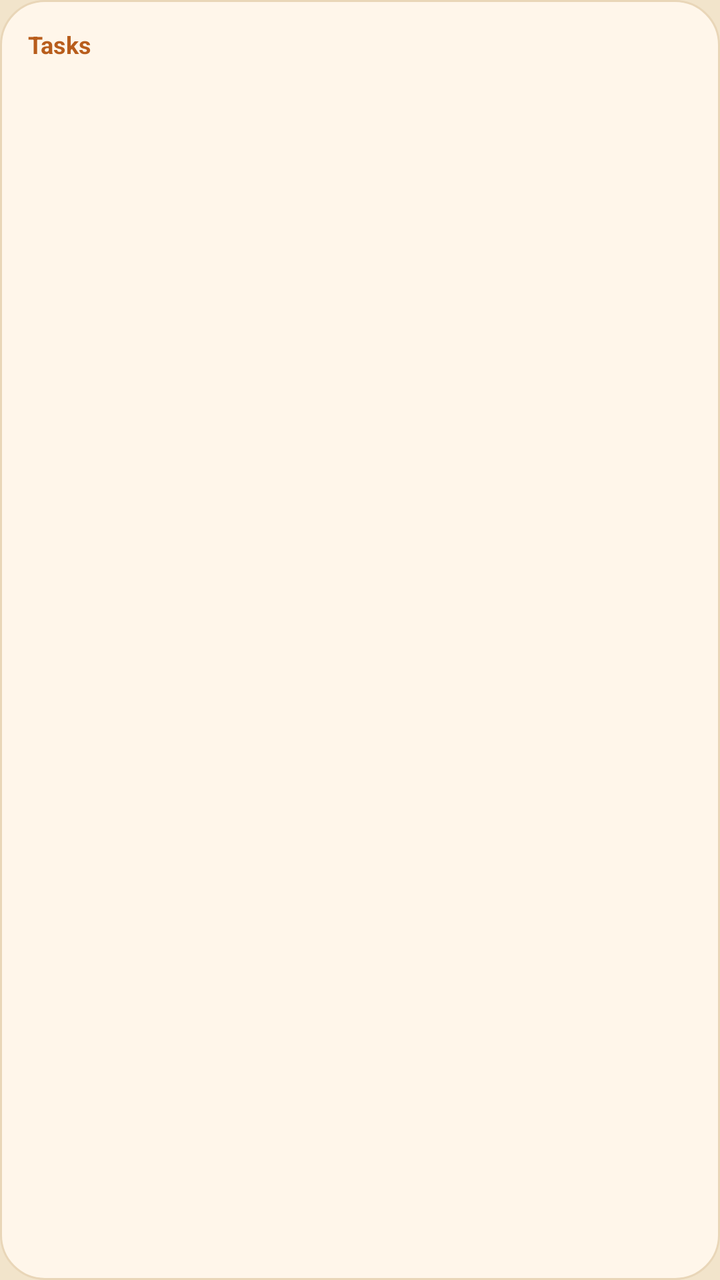
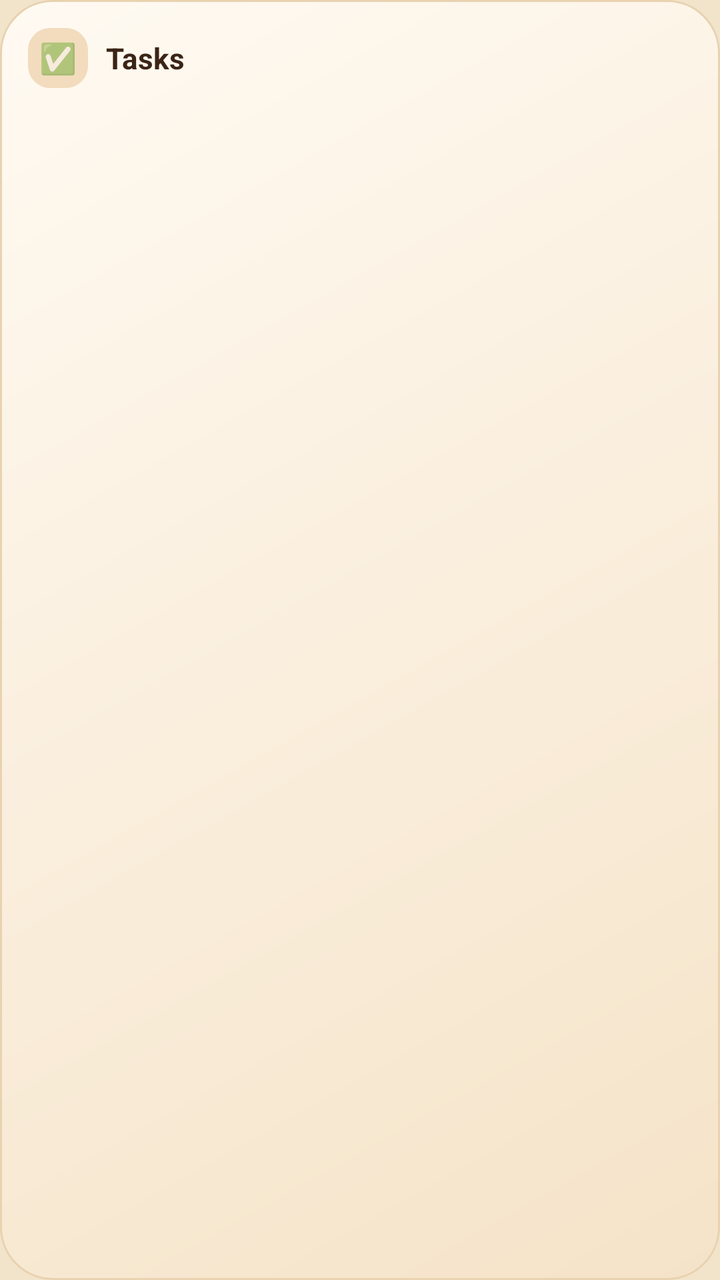

Two renders of the same Android screen: before a commit and after it. Below are the layout's source before the change and the commit's diff.
<!-- AndroidManifest.xml: application theme AppTheme -->
<!-- res/layout/widget_tasks.xml -->
<?xml version="1.0" encoding="utf-8"?>
<LinearLayout xmlns:android="http://schemas.android.com/apk/res/android" android:id="@+id/w_root" android:layout_width="match_parent" android:layout_height="match_parent"
    android:orientation="vertical" android:background="@drawable/widget_bg" android:padding="14dp">
    <LinearLayout android:layout_width="match_parent" android:layout_height="wrap_content" android:orientation="horizontal" android:gravity="center_vertical">
        <TextView android:id="@+id/w_label" android:layout_width="0dp" android:layout_weight="1" android:layout_height="wrap_content"
            android:text="Tasks" android:textColor="@color/widget_accent" android:textSize="12sp" android:textStyle="bold" android:maxLines="1" android:ellipsize="end" />
        <TextView android:id="@+id/w_badge" android:layout_width="wrap_content" android:layout_height="wrap_content" android:background="@drawable/widget_chip"
            android:paddingLeft="8dp" android:paddingRight="8dp" android:paddingTop="2dp" android:paddingBottom="2dp"
            android:textColor="@color/widget_ink" android:textSize="11sp" android:textStyle="bold" android:visibility="gone" />
    </LinearLayout>
    <LinearLayout android:id="@+id/w_r1" android:layout_width="match_parent" android:layout_height="wrap_content" android:orientation="horizontal" android:layout_marginTop="5dp" android:visibility="gone">
        <TextView android:id="@+id/w_a1" android:layout_width="0dp" android:layout_weight="1" android:layout_height="wrap_content"
            android:textColor="@color/widget_ink" android:textSize="13.5sp" android:maxLines="1" android:ellipsize="end" />
        <TextView android:id="@+id/w_b1" android:layout_width="wrap_content" android:layout_height="wrap_content" android:layout_marginLeft="8dp"
            android:textColor="@color/widget_muted" android:textSize="12sp" android:maxLines="1" />
    </LinearLayout>
    <LinearLayout android:id="@+id/w_r2" android:layout_width="match_parent" android:layout_height="wrap_content" android:orientation="horizontal" android:layout_marginTop="5dp" android:visibility="gone">
        <TextView android:id="@+id/w_a2" android:layout_width="0dp" android:layout_weight="1" android:layout_height="wrap_content"
            android:textColor="@color/widget_ink" android:textSize="13.5sp" android:maxLines="1" android:ellipsize="end" />
        <TextView android:id="@+id/w_b2" android:layout_width="wrap_content" android:layout_height="wrap_content" android:layout_marginLeft="8dp"
            android:textColor="@color/widget_muted" android:textSize="12sp" android:maxLines="1" />
    </LinearLayout>
    <LinearLayout android:id="@+id/w_r3" android:layout_width="match_parent" android:layout_height="wrap_content" android:orientation="horizontal" android:layout_marginTop="5dp" android:visibility="gone">
        <TextView android:id="@+id/w_a3" android:layout_width="0dp" android:layout_weight="1" android:layout_height="wrap_content"
            android:textColor="@color/widget_ink" android:textSize="13.5sp" android:maxLines="1" android:ellipsize="end" />
        <TextView android:id="@+id/w_b3" android:layout_width="wrap_content" android:layout_height="wrap_content" android:layout_marginLeft="8dp"
            android:textColor="@color/widget_muted" android:textSize="12sp" android:maxLines="1" />
    </LinearLayout>
    <LinearLayout android:id="@+id/w_r4" android:layout_width="match_parent" android:layout_height="wrap_content" android:orientation="horizontal" android:layout_marginTop="5dp" android:visibility="gone">
        <TextView android:id="@+id/w_a4" android:layout_width="0dp" android:layout_weight="1" android:layout_height="wrap_content"
            android:textColor="@color/widget_ink" android:textSize="13.5sp" android:maxLines="1" android:ellipsize="end" />
        <TextView android:id="@+id/w_b4" android:layout_width="wrap_content" android:layout_height="wrap_content" android:layout_marginLeft="8dp"
            android:textColor="@color/widget_muted" android:textSize="12sp" android:maxLines="1" />
    </LinearLayout>
    <LinearLayout android:id="@+id/w_r5" android:layout_width="match_parent" android:layout_height="wrap_content" android:orientation="horizontal" android:layout_marginTop="5dp" android:visibility="gone">
        <TextView android:id="@+id/w_a5" android:layout_width="0dp" android:layout_weight="1" android:layout_height="wrap_content"
            android:textColor="@color/widget_ink" android:textSize="13.5sp" android:maxLines="1" android:ellipsize="end" />
        <TextView android:id="@+id/w_b5" android:layout_width="wrap_content" android:layout_height="wrap_content" android:layout_marginLeft="8dp"
            android:textColor="@color/widget_muted" android:textSize="12sp" android:maxLines="1" />
    </LinearLayout>
    <TextView android:id="@+id/w_empty" android:layout_width="match_parent" android:layout_height="wrap_content" android:layout_marginTop="8dp"
        android:textColor="@color/widget_muted" android:textSize="13sp" android:visibility="gone" />
</LinearLayout>
<!-- resources referenced by this layout -->
<resources>
  <color name="widget_accent">#B85D1C</color>
  <color name="widget_ink">#3B2416</color>
  <color name="widget_muted">#8A6A52</color>
  <!-- drawable widget_bg (drawable) -->
  <?xml version="1.0" encoding="utf-8"?>
  <shape xmlns:android="http://schemas.android.com/apk/res/android" android:shape="rectangle">
      <solid android:color="@color/widget_bg" />
      <corners android:radius="22dp" />
      <stroke android:width="1dp" android:color="@color/widget_line" />
  </shape>
  <!-- drawable widget_chip (drawable) -->
  <?xml version="1.0" encoding="utf-8"?>
  <shape xmlns:android="http://schemas.android.com/apk/res/android" android:shape="rectangle">
      <solid android:color="@color/widget_chip" />
      <corners android:radius="999dp" />
  </shape>
  <style name="AppTheme" parent="Theme.AppCompat.DayNight.NoActionBar">
          <item name="colorPrimary">@color/colorPrimary</item>
          <item name="colorPrimaryDark">@color/colorPrimaryDark</item>
          <item name="colorAccent">@color/colorAccent</item>
          <item name="android:windowBackground">@color/page</item>
      </style>
  <color name="widget_bg">#FFF6EA</color>
  <color name="widget_line">#E9D6B8</color>
  <color name="widget_chip">#F6E3C8</color>
  <color name="colorPrimary">#7C3D1B</color>
  <color name="colorPrimaryDark">#7C3D1B</color>
  <color name="colorAccent">#6A3DE8</color>
  <color name="page">#F2E4CB</color>
</resources>

<!-- the commit's change to res/layout/widget_tasks.xml (unified diff, before → after) -->
@@ -2,42 +2,47 @@
 <LinearLayout xmlns:android="http://schemas.android.com/apk/res/android" android:id="@+id/w_root" android:layout_width="match_parent" android:layout_height="match_parent"
     android:orientation="vertical" android:background="@drawable/widget_bg" android:padding="14dp">
     <LinearLayout android:layout_width="match_parent" android:layout_height="wrap_content" android:orientation="horizontal" android:gravity="center_vertical">
-        <TextView android:id="@+id/w_label" android:layout_width="0dp" android:layout_weight="1" android:layout_height="wrap_content"
-            android:text="Tasks" android:textColor="@color/widget_accent" android:textSize="12sp" android:textStyle="bold" android:maxLines="1" android:ellipsize="end" />
-        <TextView android:id="@+id/w_badge" android:layout_width="wrap_content" android:layout_height="wrap_content" android:background="@drawable/widget_chip"
-            android:paddingLeft="8dp" android:paddingRight="8dp" android:paddingTop="2dp" android:paddingBottom="2dp"
-            android:textColor="@color/widget_ink" android:textSize="11sp" android:textStyle="bold" android:visibility="gone" />
+        <TextView android:id="@+id/w_icon" android:layout_width="30dp" android:layout_height="30dp" android:background="@drawable/widget_tile"
+            android:gravity="center" android:text="✅" android:textSize="15sp" />
+        <TextView android:id="@+id/w_label" android:layout_width="0dp" android:layout_weight="1" android:layout_height="wrap_content" android:layout_marginStart="9dp"
+            android:text="Tasks" android:textColor="@color/widget_ink" android:textSize="14.5sp" android:textStyle="bold" android:maxLines="1" android:ellipsize="end" />
+        <TextView android:id="@+id/w_chip2" android:layout_width="wrap_content" android:layout_height="wrap_content" android:layout_marginStart="6dp"
+            android:background="@drawable/chip_neutral" android:paddingLeft="9dp" android:paddingRight="9dp" android:paddingTop="3dp" android:paddingBottom="3dp"
+            android:textColor="#8A6A52" android:textSize="11sp" android:textStyle="bold" android:maxLines="1" android:visibility="gone" />
+        <TextView android:id="@+id/w_chip" android:layout_width="wrap_content" android:layout_height="wrap_content" android:layout_marginStart="6dp"
+            android:background="@drawable/chip_neutral" android:paddingLeft="9dp" android:paddingRight="9dp" android:paddingTop="3dp" android:paddingBottom="3dp"
+            android:textColor="#8A6A52" android:textSize="11sp" android:textStyle="bold" android:maxLines="1" android:visibility="gone" />
     </LinearLayout>
-    <LinearLayout android:id="@+id/w_r1" android:layout_width="match_parent" android:layout_height="wrap_content" android:orientation="horizontal" android:layout_marginTop="5dp" android:visibility="gone">
-        <TextView android:id="@+id/w_a1" android:layout_width="0dp" android:layout_weight="1" android:layout_height="wrap_content"
-            android:textColor="@color/widget_ink" android:textSize="13.5sp" android:maxLines="1" android:ellipsize="end" />
-        <TextView android:id="@+id/w_b1" android:layout_width="wrap_content" android:layout_height="wrap_content" android:layout_marginLeft="8dp"
-            android:textColor="@color/widget_muted" android:textSize="12sp" android:maxLines="1" />
+    <TextView android:layout_width="match_parent" android:layout_height="2dp" />
+    <LinearLayout android:id="@+id/w_r1" android:layout_width="match_parent" android:layout_height="wrap_content" android:orientation="horizontal" android:gravity="center_vertical" android:layout_marginTop="7dp" android:visibility="gone">
+        <ImageView android:id="@+id/w_k1" android:layout_width="3dp" android:layout_height="24dp" android:src="@drawable/bar_neutral" android:scaleType="fitXY" android:importantForAccessibility="no" />
+        <TextView android:id="@+id/w_e1" android:layout_width="wrap_content" android:layout_height="wrap_content" android:layout_marginStart="9dp" android:textSize="14sp" />
+        <TextView android:id="@+id/w_a1" android:layout_width="0dp" android:layout_weight="1" android:layout_height="wrap_content" android:layout_marginStart="7dp" android:textColor="@color/widget_ink" android:textSize="13.5sp" android:maxLines="1" android:ellipsize="end" />
+        <TextView android:id="@+id/w_b1" android:layout_width="wrap_content" android:layout_height="wrap_content" android:layout_marginStart="8dp" android:textColor="@color/widget_muted" android:textSize="11.5sp" android:textStyle="bold" android:maxLines="1" />
     </LinearLayout>
-    <LinearLayout android:id="@+id/w_r2" android:layout_width="match_parent" android:layout_height="wrap_content" android:orientation="horizontal" android:layout_marginTop="5dp" android:visibility="gone">
-        <TextView android:id="@+id/w_a2" android:layout_width="0dp" android:layout_weight="1" android:layout_height="wrap_content"
-            android:textColor="@color/widget_ink" android:textSize="13.5sp" android:maxLines="1" android:ellipsize="end" />
-        <TextView android:id="@+id/w_b2" android:layout_width="wrap_content" android:layout_height="wrap_content" android:layout_marginLeft="8dp"
-            android:textColor="@color/widget_muted" android:textSize="12sp" android:maxLines="1" />
+    <LinearLayout android:id="@+id/w_r2" android:layout_width="match_parent" android:layout_height="wrap_content" android:orientation="horizontal" android:gravity="center_vertical" android:layout_marginTop="7dp" android:visibility="gone">
+        <ImageView android:id="@+id/w_k2" android:layout_width="3dp" android:layout_height="24dp" android:src="@drawable/bar_neutral" android:scaleType="fitXY" android:importantForAccessibility="no" />
+        <TextView android:id="@+id/w_e2" android:layout_width="wrap_content" android:layout_height="wrap_content" android:layout_marginStart="9dp" android:textSize="14sp" />
+        <TextView android:id="@+id/w_a2" android:layout_width="0dp" android:layout_weight="1" android:layout_height="wrap_content" android:layout_marginStart="7dp" android:textColor="@color/widget_ink" android:textSize="13.5sp" android:maxLines="1" android:ellipsize="end" />
+        <TextView android:id="@+id/w_b2" android:layout_width="wrap_content" android:layout_height="wrap_content" android:layout_marginStart="8dp" android:textColor="@color/widget_muted" android:textSize="11.5sp" android:textStyle="bold" android:maxLines="1" />
     </LinearLayout>
-    <LinearLayout android:id="@+id/w_r3" android:layout_width="match_parent" android:layout_height="wrap_content" android:orientation="horizontal" android:layout_marginTop="5dp" android:visibility="gone">
-        <TextView android:id="@+id/w_a3" android:layout_width="0dp" android:layout_weight="1" android:layout_height="wrap_content"
-            android:textColor="@color/widget_ink" android:textSize="13.5sp" android:maxLines="1" android:ellipsize="end" />
-        <TextView android:id="@+id/w_b3" android:layout_width="wrap_content" android:layout_height="wrap_content" android:layout_marginLeft="8dp"
-            android:textColor="@color/widget_muted" android:textSize="12sp" android:maxLines="1" />
+    <LinearLayout android:id="@+id/w_r3" android:layout_width="match_parent" android:layout_height="wrap_content" android:orientation="horizontal" android:gravity="center_vertical" android:layout_marginTop="7dp" android:visibility="gone">
+        <ImageView android:id="@+id/w_k3" android:layout_width="3dp" android:layout_height="24dp" android:src="@drawable/bar_neutral" android:scaleType="fitXY" android:importantForAccessibility="no" />
+        <TextView android:id="@+id/w_e3" android:layout_width="wrap_content" android:layout_height="wrap_content" android:layout_marginStart="9dp" android:textSize="14sp" />
+        <TextView android:id="@+id/w_a3" android:layout_width="0dp" android:layout_weight="1" android:layout_height="wrap_content" android:layout_marginStart="7dp" android:textColor="@color/widget_ink" android:textSize="13.5sp" android:maxLines="1" android:ellipsize="end" />
+        <TextView android:id="@+id/w_b3" android:layout_width="wrap_content" android:layout_height="wrap_content" android:layout_marginStart="8dp" android:textColor="@color/widget_muted" android:textSize="11.5sp" android:textStyle="bold" android:maxLines="1" />
     </LinearLayout>
-    <LinearLayout android:id="@+id/w_r4" android:layout_width="match_parent" android:layout_height="wrap_content" android:orientation="horizontal" android:layout_marginTop="5dp" android:visibility="gone">
-        <TextView android:id="@+id/w_a4" android:layout_width="0dp" android:layout_weight="1" android:layout_height="wrap_content"
-            android:textColor="@color/widget_ink" android:textSize="13.5sp" android:maxLines="1" android:ellipsize="end" />
-        <TextView android:id="@+id/w_b4" android:layout_width="wrap_content" android:layout_height="wrap_content" android:layout_marginLeft="8dp"
-            android:textColor="@color/widget_muted" android:textSize="12sp" android:maxLines="1" />
+    <LinearLayout android:id="@+id/w_r4" android:layout_width="match_parent" android:layout_height="wrap_content" android:orientation="horizontal" android:gravity="center_vertical" android:layout_marginTop="7dp" android:visibility="gone">
+        <ImageView android:id="@+id/w_k4" android:layout_width="3dp" android:layout_height="24dp" android:src="@drawable/bar_neutral" android:scaleType="fitXY" android:importantForAccessibility="no" />
+        <TextView android:id="@+id/w_e4" android:layout_width="wrap_content" android:layout_height="wrap_content" android:layout_marginStart="9dp" android:textSize="14sp" />
+        <TextView android:id="@+id/w_a4" android:layout_width="0dp" android:layout_weight="1" android:layout_height="wrap_content" android:layout_marginStart="7dp" android:textColor="@color/widget_ink" android:textSize="13.5sp" android:maxLines="1" android:ellipsize="end" />
+        <TextView android:id="@+id/w_b4" android:layout_width="wrap_content" android:layout_height="wrap_content" android:layout_marginStart="8dp" android:textColor="@color/widget_muted" android:textSize="11.5sp" android:textStyle="bold" android:maxLines="1" />
     </LinearLayout>
-    <LinearLayout android:id="@+id/w_r5" android:layout_width="match_parent" android:layout_height="wrap_content" android:orientation="horizontal" android:layout_marginTop="5dp" android:visibility="gone">
-        <TextView android:id="@+id/w_a5" android:layout_width="0dp" android:layout_weight="1" android:layout_height="wrap_content"
-            android:textColor="@color/widget_ink" android:textSize="13.5sp" android:maxLines="1" android:ellipsize="end" />
-        <TextView android:id="@+id/w_b5" android:layout_width="wrap_content" android:layout_height="wrap_content" android:layout_marginLeft="8dp"
-            android:textColor="@color/widget_muted" android:textSize="12sp" android:maxLines="1" />
+    <LinearLayout android:id="@+id/w_r5" android:layout_width="match_parent" android:layout_height="wrap_content" android:orientation="horizontal" android:gravity="center_vertical" android:layout_marginTop="7dp" android:visibility="gone">
+        <ImageView android:id="@+id/w_k5" android:layout_width="3dp" android:layout_height="24dp" android:src="@drawable/bar_neutral" android:scaleType="fitXY" android:importantForAccessibility="no" />
+        <TextView android:id="@+id/w_e5" android:layout_width="wrap_content" android:layout_height="wrap_content" android:layout_marginStart="9dp" android:textSize="14sp" />
+        <TextView android:id="@+id/w_a5" android:layout_width="0dp" android:layout_weight="1" android:layout_height="wrap_content" android:layout_marginStart="7dp" android:textColor="@color/widget_ink" android:textSize="13.5sp" android:maxLines="1" android:ellipsize="end" />
+        <TextView android:id="@+id/w_b5" android:layout_width="wrap_content" android:layout_height="wrap_content" android:layout_marginStart="8dp" android:textColor="@color/widget_muted" android:textSize="11.5sp" android:textStyle="bold" android:maxLines="1" />
     </LinearLayout>
-    <TextView android:id="@+id/w_empty" android:layout_width="match_parent" android:layout_height="wrap_content" android:layout_marginTop="8dp"
-        android:textColor="@color/widget_muted" android:textSize="13sp" android:visibility="gone" />
+    <TextView android:id="@+id/w_empty" android:layout_width="match_parent" android:layout_height="wrap_content" android:layout_marginTop="10dp" android:textColor="@color/widget_muted" android:textSize="13sp" android:visibility="gone" />
 </LinearLayout>
<!-- resource entries referenced after the edit -->
@@ -1,20 +1,31 @@
 <!-- resources referenced by this layout -->
 <resources>
-  <color name="widget_accent">#B85D1C</color>
   <color name="widget_ink">#3B2416</color>
   <color name="widget_muted">#8A6A52</color>
+  <!-- drawable bar_neutral (drawable) -->
+  <?xml version="1.0" encoding="utf-8"?>
+  <shape xmlns:android="http://schemas.android.com/apk/res/android" android:shape="rectangle">
+      <solid android:color="#8A6A52" />
+      <corners android:radius="2dp" />
+  </shape>
+  <!-- drawable chip_neutral (drawable) -->
+  <?xml version="1.0" encoding="utf-8"?>
+  <shape xmlns:android="http://schemas.android.com/apk/res/android" android:shape="rectangle">
+      <solid android:color="#268A6A52" />
+      <corners android:radius="999dp" />
+  </shape>
   <!-- drawable widget_bg (drawable) -->
   <?xml version="1.0" encoding="utf-8"?>
   <shape xmlns:android="http://schemas.android.com/apk/res/android" android:shape="rectangle">
-      <solid android:color="@color/widget_bg" />
-      <corners android:radius="22dp" />
+      <gradient android:angle="315" android:startColor="@color/widget_bg_top" android:endColor="@color/widget_bg_bottom" />
+      <corners android:radius="26dp" />
       <stroke android:width="1dp" android:color="@color/widget_line" />
   </shape>
-  <!-- drawable widget_chip (drawable) -->
+  <!-- drawable widget_tile (drawable) -->
   <?xml version="1.0" encoding="utf-8"?>
   <shape xmlns:android="http://schemas.android.com/apk/res/android" android:shape="rectangle">
-      <solid android:color="@color/widget_chip" />
-      <corners android:radius="999dp" />
+      <solid android:color="@color/widget_tile" />
+      <corners android:radius="11dp" />
   </shape>
   <style name="AppTheme" parent="Theme.AppCompat.DayNight.NoActionBar">
           <item name="colorPrimary">@color/colorPrimary</item>
@@ -22,9 +33,10 @@
           <item name="colorAccent">@color/colorAccent</item>
           <item name="android:windowBackground">@color/page</item>
       </style>
-  <color name="widget_bg">#FFF6EA</color>
-  <color name="widget_line">#E9D6B8</color>
-  <color name="widget_chip">#F6E3C8</color>
+  <color name="widget_bg_top">#FFFAF2</color>
+  <color name="widget_bg_bottom">#F5E3C8</color>
+  <color name="widget_line">#E8D2B0</color>
+  <color name="widget_tile">#F2DCBD</color>
   <color name="colorPrimary">#7C3D1B</color>
   <color name="colorPrimaryDark">#7C3D1B</color>
   <color name="colorAccent">#6A3DE8</color>
